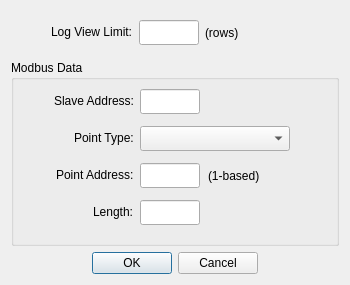
sanny32/OpenModSim, file omodsim/dialogs/dialogdisplaydefinition.ui: the form before one commit.
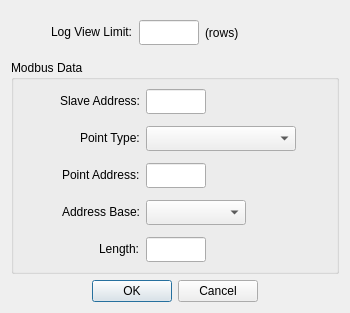
The form after the commit. Custom widgets are drawn as their Qt base class.

Commit message: Developing 1-based/0-based address switch

What changed in the file:
```diff
--- a/omodsim/dialogs/dialogdisplaydefinition.ui
+++ b/omodsim/dialogs/dialogdisplaydefinition.ui
@@ -89,13 +89,16 @@
      </property>
      <layout class="QFormLayout" name="formLayout">
       <property name="labelAlignment">
-       <set>Qt::AlignRight|Qt::AlignTrailing|Qt::AlignVCenter</set>
+       <set>Qt::AlignmentFlag::AlignRight|Qt::AlignmentFlag::AlignTrailing|Qt::AlignmentFlag::AlignVCenter</set>
+      </property>
+      <property name="formAlignment">
+       <set>Qt::AlignmentFlag::AlignHCenter|Qt::AlignmentFlag::AlignTop</set>
       </property>
       <property name="verticalSpacing">
        <number>12</number>
       </property>
       <property name="leftMargin">
-       <number>40</number>
+       <number>9</number>
       </property>
       <item row="0" column="0">
        <widget class="QLabel" name="labelSlaveAddress">
@@ -186,11 +189,6 @@
        </widget>
       </item>
       <item row="2" column="1">
-       <layout class="QHBoxLayout" name="horizontalLayout">
-        <property name="spacing">
-         <number>8</number>
-        </property>
-        <item>
          <widget class="NumericLineEdit" name="lineEditPointAddress">
           <property name="sizePolicy">
            <sizepolicy hsizetype="Fixed" vsizetype="Fixed">
@@ -212,27 +210,28 @@
           </property>
          </widget>
         </item>
-        <item>
+      <item row="3" column="0">
          <widget class="QLabel" name="labelAddressBase">
           <property name="text">
-           <string>(1-based)</string>
+         <string>Address Base:</string>
           </property>
          </widget>
         </item>
-        <item>
-         <spacer name="horizontalSpacer">
-          <property name="orientation">
-           <enum>Qt::Horizontal</enum>
-          </property>
-          <property name="sizeHint" stdset="0">
+      <item row="3" column="1">
+       <widget class="AddressBaseComboBox" name="comboBoxAddressBase">
+        <property name="sizePolicy">
+         <sizepolicy hsizetype="Fixed" vsizetype="Fixed">
+          <horstretch>0</horstretch>
+          <verstretch>0</verstretch>
+         </sizepolicy>
+        </property>
+        <property name="minimumSize">
            <size>
-            <width>40</width>
-            <height>20</height>
-           </size>
-          </property>
-         </spacer>
-        </item>
-       </layout>
+          <width>100</width>
+          <height>25</height>
+         </size>
+        </property>
+       </widget>
       </item>
      </layout>
     </widget>
@@ -253,16 +252,21 @@
   </layout>
  </widget>
  <customwidgets>
-  <customwidget>
-   <class>PointTypeComboBox</class>
-   <extends>QComboBox</extends>
-   <header>pointtypecombobox.h</header>
-  </customwidget>
   <customwidget>
    <class>NumericLineEdit</class>
    <extends>QLineEdit</extends>
    <header>numericlineedit.h</header>
   </customwidget>
+  <customwidget>
+   <class>PointTypeComboBox</class>
+   <extends>QComboBox</extends>
+   <header>pointtypecombobox.h</header>
+  </customwidget>
+  <customwidget>
+   <class>AddressBaseComboBox</class>
+   <extends>QComboBox</extends>
+   <header>addressbasecombobox.h</header>
+  </customwidget>
  </customwidgets>
  <tabstops>
   <tabstop>lineEditSlaveAddress</tabstop>
```
Left out of the diff: 8 changed lines with no effect on the pictures. Lines whose indentation alone changed are shown as unchanged. The commit also changes 16 other files.
